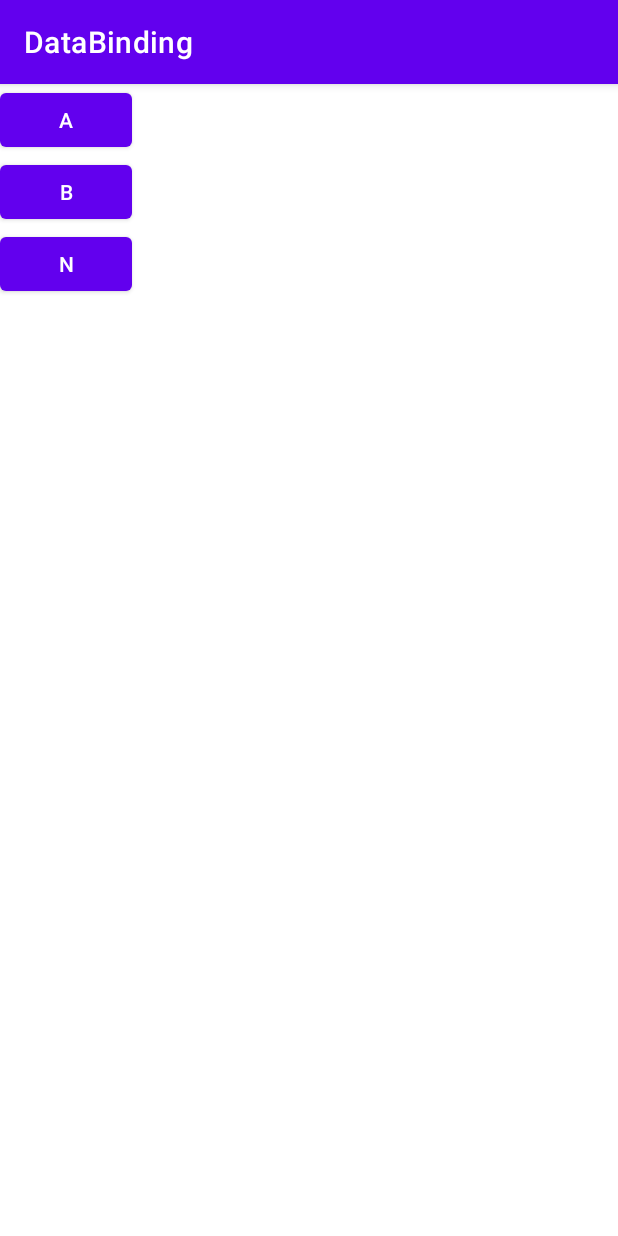
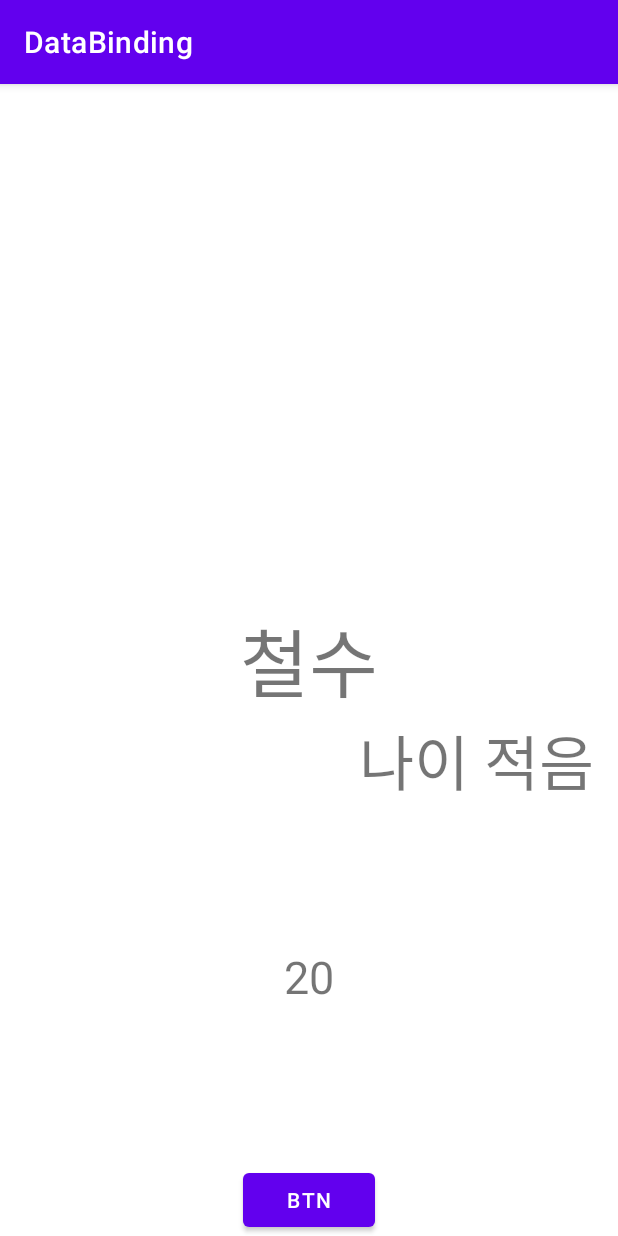
Before and after one commit to DeokWooAhn/jetpack-study, an Android app: the screen it shows after launch (MainActivity), on a phone screen of 412 x 824 dp. Run offline under Robolectric (Android 15) with nearby library versions, the phone set to English and light mode, and no system bars; our stand-ins replace data binding.

Commit message:
2022.08.16

```diff
--- a/app/build.gradle
+++ b/app/build.gradle
@@ -29,7 +29,7 @@ android {
     kotlinOptions {
         jvmTarget = '1.8'
     }
-    viewBinding {
+    dataBinding {
         enabled true
     }
 }
@@ -41,6 +41,7 @@ dependencies {
     implementation 'androidx.appcompat:appcompat:1.4.2'
     implementation 'com.google.android.material:material:1.6.1'
     implementation 'androidx.constraintlayout:constraintlayout:2.1.4'
+    implementation 'androidx.legacy:legacy-support-v4:1.0.0'
     testImplementation 'junit:junit:4.+'
     androidTestImplementation 'androidx.test.ext:junit:1.1.3'
     androidTestImplementation 'androidx.test.espresso:espresso-core:3.4.0'
--- a/app/src/main/AndroidManifest.xml
+++ b/app/src/main/AndroidManifest.xml
@@ -10,6 +10,9 @@
         android:supportsRtl="true"
         android:theme="@style/Theme.DataBinding">
         <activity
+            android:name=".SecondActivity"
+            android:exported="false" />
+        <activity
             android:name=".MainActivity"
             android:exported="true">
             <intent-filter>
--- a/app/src/main/java/com/example/databinding/MainActivity.kt
+++ b/app/src/main/java/com/example/databinding/MainActivity.kt
@@ -1,20 +1,34 @@
 package com.example.databinding
 
+import android.content.Intent
 import androidx.appcompat.app.AppCompatActivity
 import android.os.Bundle
+import android.util.Log
+import android.view.View
 import android.widget.Button
+import androidx.databinding.DataBindingUtil
+import com.example.databinding.databinding.ActivityMainBinding
 
 class MainActivity : AppCompatActivity() {
+
+    private lateinit var binding : ActivityMainBinding
+
+    var testCount = 1
+
     override fun onCreate(savedInstanceState: Bundle?) {
         super.onCreate(savedInstanceState)
-        setContentView(R.layout.activity_main)
+        binding = DataBindingUtil.setContentView(this, R.layout.activity_main)
 
-        val btn1 = findViewById<Button>(R.id.btn1)
-        val btn2 = findViewById<Button>(R.id.btn2)
-        val btn3 = findViewById<Button>(R.id.btn3)
+        //데이터 결합
+        val person = Person("철수", 20)
+        binding.user = person
 
-        btn1.text = "a"
-        btn2.text = "b"
-        btn3.text = "n"
+    }
+
+    fun myClick(view: View) {
+        testCount++
+
+        val person = Person("훈이", testCount)
+        binding.user = person
     }
 }
--- /dev/null
+++ b/app/src/main/java/com/example/databinding/Person.kt
@@ -0,0 +1,6 @@
+package com.example.databinding
+
+data class Person (
+    val name : String,
+    val age : Int
+        )
--- a/app/src/main/res/layout/activity_main.xml
+++ b/app/src/main/res/layout/activity_main.xml
@@ -1,36 +1,60 @@
 <?xml version="1.0" encoding="utf-8"?>
-<androidx.constraintlayout.widget.ConstraintLayout xmlns:android="http://schemas.android.com/apk/res/android"
+<layout
+    xmlns:android="http://schemas.android.com/apk/res/android"
     xmlns:app="http://schemas.android.com/apk/res-auto"
-    xmlns:tools="http://schemas.android.com/tools"
-    android:layout_width="match_parent"
-    android:layout_height="match_parent"
-    tools:context=".MainActivity">
+    xmlns:tools="http://schemas.android.com/tools">
 
-    <LinearLayout
+    <data>
+        <variable
+            name="user"
+            type="com.example.databinding.Person" />
+
+    </data>
+
+    <androidx.constraintlayout.widget.ConstraintLayout
         android:layout_width="match_parent"
         android:layout_height="match_parent"
-        android:orientation="vertical">
+        tools:context=".MainActivity">
+
+        <TextView
+            android:id="@+id/dataBindingTextView"
+            android:textSize="50sp"
+            android:layout_width="wrap_content"
+            android:layout_height="wrap_content"
+            android:text="@{user.name}"
+            app:layout_constraintStart_toStartOf="parent"
+            app:layout_constraintEnd_toEndOf="parent"
+            app:layout_constraintTop_toTopOf="parent"
+            app:layout_constraintBottom_toBottomOf="parent" />
+
+        <TextView
+            android:id="@+id/age"
+            android:text="@{Integer.toString(user.age)}"
+            android:textSize="30sp"
+            android:layout_width="wrap_content"
+            android:layout_height="wrap_content"
+            app:layout_constraintStart_toStartOf="parent"
+            app:layout_constraintEnd_toEndOf="parent"
+            app:layout_constraintBottom_toBottomOf="parent"
+            app:layout_constraintTop_toBottomOf="@+id/dataBindingTextView" />
+
+        <TextView
+            android:text="@{user.age>30 ? `나이 많음` : `나이 적음`}"
+            android:textSize="40sp"
+            android:layout_width="wrap_content"
+            android:layout_height="wrap_content"
+            app:layout_constraintStart_toEndOf="@id/age"
+            app:layout_constraintEnd_toEndOf="parent"
+            app:layout_constraintTop_toBottomOf="@id/dataBindingTextView"/>
 
         <Button
-            android:id="@+id/btn1"
+            android:text="btn"
+            android:onClick="myClick"
             android:layout_width="wrap_content"
             android:layout_height="wrap_content"
-            android:text="1"/>
+            app:layout_constraintStart_toStartOf="parent"
+            app:layout_constraintEnd_toEndOf="parent"
+            app:layout_constraintBottom_toBottomOf="parent"/>
 
-        <Button
-            android:id="@+id/btn2"
-            android:layout_width="wrap_content"
-            android:layout_height="wrap_content"
-            android:text="2"/>
-
-        <Button
-            android:id="@+id/btn3"
-            android:layout_width="wrap_content"
-            android:layout_height="wrap_content"
-            android:text="3"/>
-
-    </LinearLayout>
-
-
-
-</androidx.constraintlayout.widget.ConstraintLayout>
+    </androidx.constraintlayout.widget.ConstraintLayout>
+</layout>
--- a/app/src/main/res/values/strings.xml
+++ b/app/src/main/res/values/strings.xml
@@ -1,3 +1,5 @@
 <resources>
     <string name="app_name">DataBinding</string>
+    <!-- TODO: Remove or change this placeholder text -->
+    <string name="hello_blank_fragment">Hello blank fragment</string>
 </resources>
```
Also changed, not shown: app/src/main/java/com/example/databinding/SecondActivity.kt (added, +21 -0 lines), app/src/main/java/com/example/databinding/TestFragment.kt (added, +22 -0 lines), app/src/main/res/layout/activity_second.xml (added, +14 -0 lines), app/src/main/res/layout/fragment_test.xml (added, +19 -0 lines).
